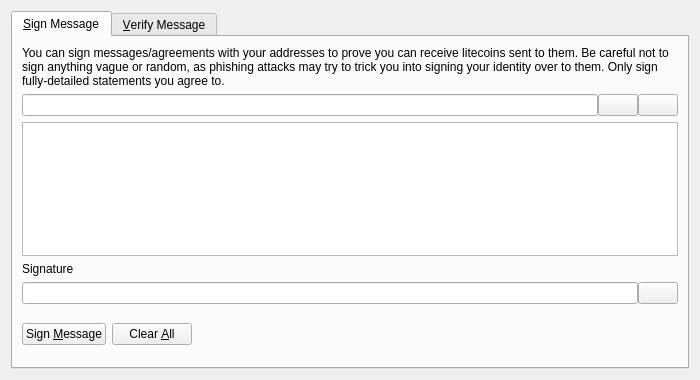
This is src/qt/forms/signverifymessagedialog.ui in konjoinfinity/konjocoin as Qt 5 draws it before an edit. The edited form follows.
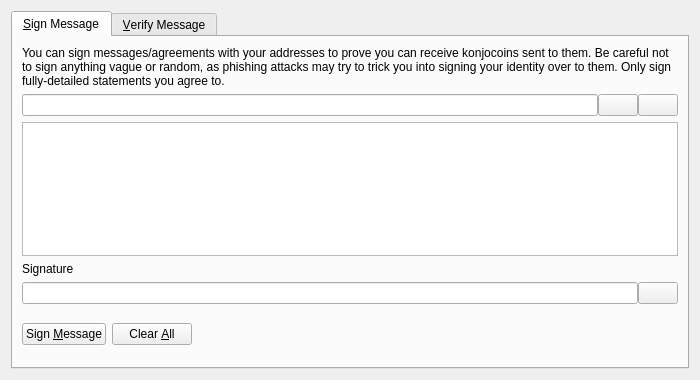
This is the edited form. Icons and pictures are not drawn. Custom widgets are drawn as their Qt base class.

Commit message: renamed litecoin

```diff
--- a/src/qt/forms/signverifymessagedialog.ui
+++ b/src/qt/forms/signverifymessagedialog.ui
@@ -30,7 +30,7 @@
        <item>
         <widget class="QLabel" name="infoLabel_SM">
          <property name="text">
-          <string>You can sign messages/agreements with your addresses to prove you can receive litecoins sent to them. Be careful not to sign anything vague or random, as phishing attacks may try to trick you into signing your identity over to them. Only sign fully-detailed statements you agree to.</string>
+          <string>You can sign messages/agreements with your addresses to prove you can receive konjocoins sent to them. Be careful not to sign anything vague or random, as phishing attacks may try to trick you into signing your identity over to them. Only sign fully-detailed statements you agree to.</string>
          </property>
          <property name="textFormat">
           <enum>Qt::PlainText</enum>
```
Left out of the diff: 8 changed lines with no effect on the pictures. The commit also changes 308 other files.
